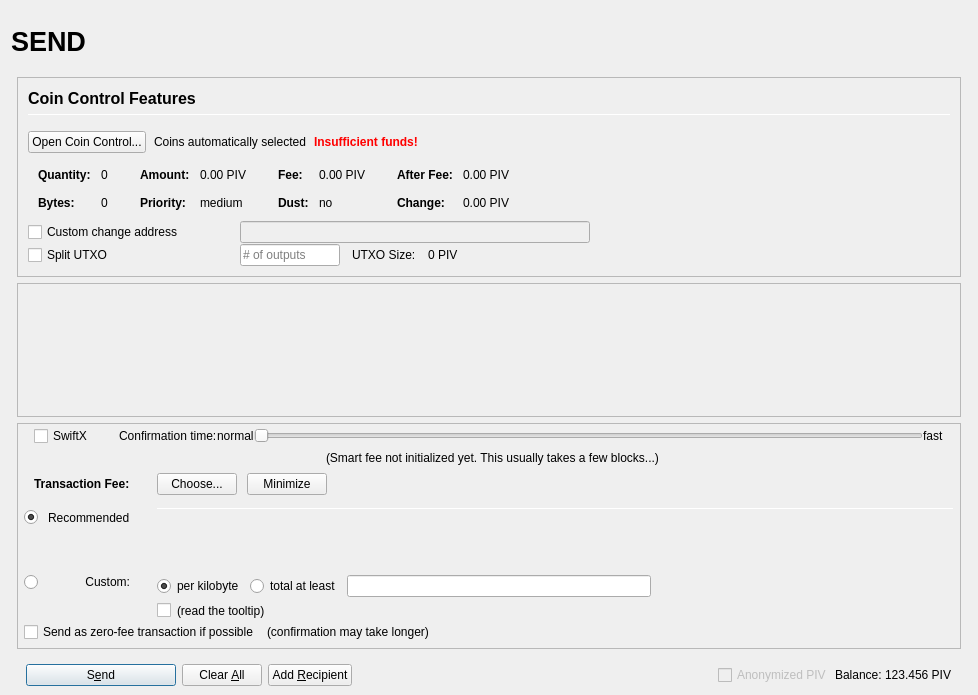
This is src/qt/forms/sendcoinsdialog.ui in CryptoCashBack-Hub/CCBC as Qt 5 draws it before an edit. The edited form follows.
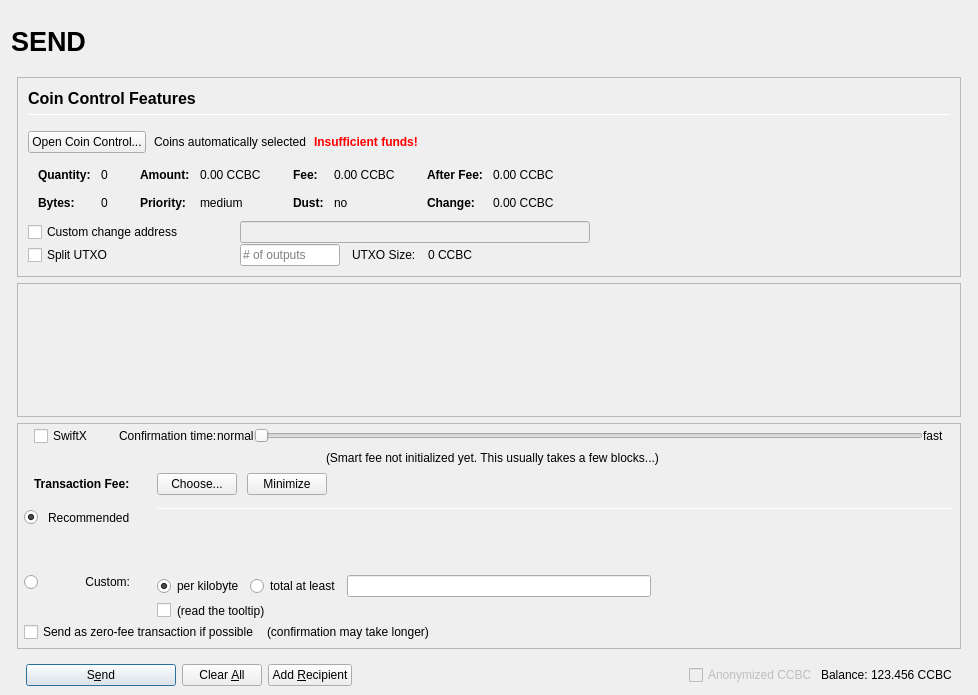
This is the edited form. Icons and pictures are not drawn. Custom widgets are drawn as their Qt base class.

The edit to the form file:
```diff
--- a/src/qt/forms/sendcoinsdialog.ui
+++ b/src/qt/forms/sendcoinsdialog.ui
@@ -493,7 +493,7 @@
                         <enum>Qt::ActionsContextMenu</enum>
                        </property>
                        <property name="text">
-                        <string notr="true">0.00 PIV</string>
+                        <string notr="true">0.00 CCBC</string>
                        </property>
                        <property name="textInteractionFlags">
                         <set>Qt::LinksAccessibleByMouse|Qt::TextSelectableByKeyboard|Qt::TextSelectableByMouse</set>
@@ -573,7 +573,7 @@
                         <enum>Qt::ActionsContextMenu</enum>
                        </property>
                        <property name="text">
-                        <string notr="true">0.00 PIV</string>
+                        <string notr="true">0.00 CCBC</string>
                        </property>
                        <property name="textInteractionFlags">
                         <set>Qt::LinksAccessibleByMouse|Qt::TextSelectableByKeyboard|Qt::TextSelectableByMouse</set>
@@ -653,7 +653,7 @@
                         <enum>Qt::ActionsContextMenu</enum>
                        </property>
                        <property name="text">
-                        <string notr="true">0.00 PIV</string>
+                        <string notr="true">0.00 CCBC</string>
                        </property>
                        <property name="textInteractionFlags">
                         <set>Qt::LinksAccessibleByMouse|Qt::TextSelectableByKeyboard|Qt::TextSelectableByMouse</set>
@@ -682,7 +682,7 @@
                         <enum>Qt::ActionsContextMenu</enum>
                        </property>
                        <property name="text">
-                        <string notr="true">0.00 PIV</string>
+                        <string notr="true">0.00 CCBC</string>
                        </property>
                        <property name="textInteractionFlags">
                         <set>Qt::LinksAccessibleByMouse|Qt::TextSelectableByKeyboard|Qt::TextSelectableByMouse</set>
@@ -849,7 +849,7 @@
                 <item>
                  <widget class="QLabel" name="labelBlockSize">
                   <property name="text">
-                   <string>0 PIV</string>
+                   <string>0 CCBC</string>
                   </property>
                  </widget>
                 </item>
@@ -1714,7 +1714,7 @@
                 <bool>false</bool>
                </property>
                <property name="text">
-                <string>Anonymized PIV</string>
+                <string>Anonymized CCBC</string>
                </property>
               </widget>
              </item>
@@ -1737,7 +1737,7 @@
                 <cursorShape>IBeamCursor</cursorShape>
                </property>
                <property name="text">
-                <string notr="true">123.456 PIV</string>
+                <string notr="true">123.456 CCBC</string>
                </property>
                <property name="textInteractionFlags">
                 <set>Qt::LinksAccessibleByMouse|Qt::TextSelectableByKeyboard|Qt::TextSelectableByMouse</set>
```
Left out of the diff: 6 changed lines with no effect on the pictures.
